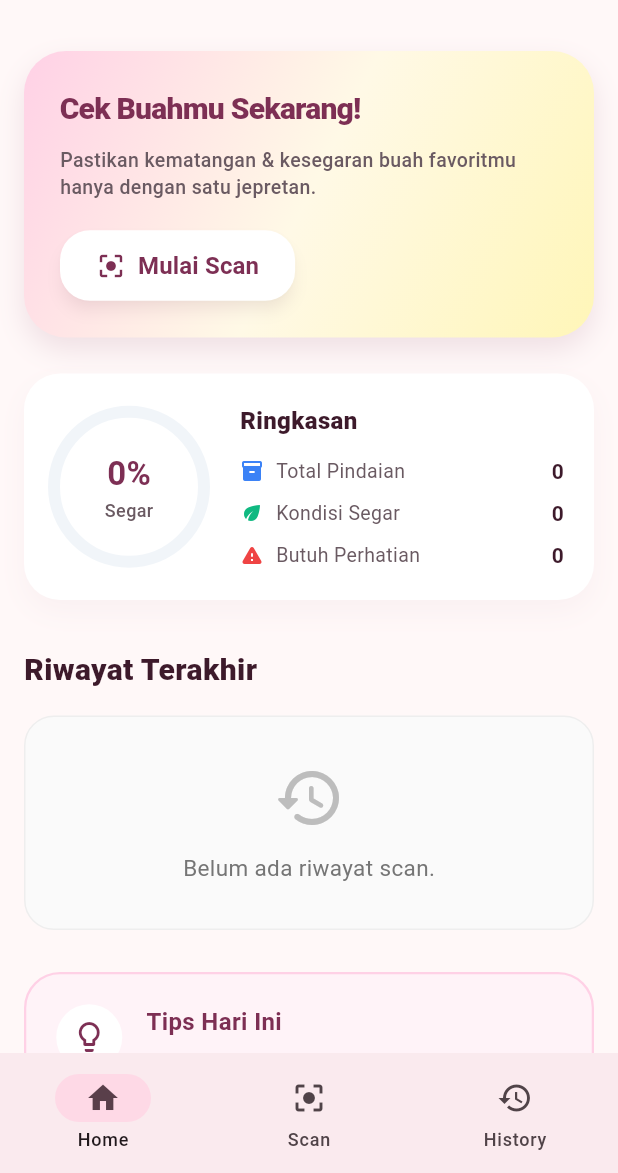
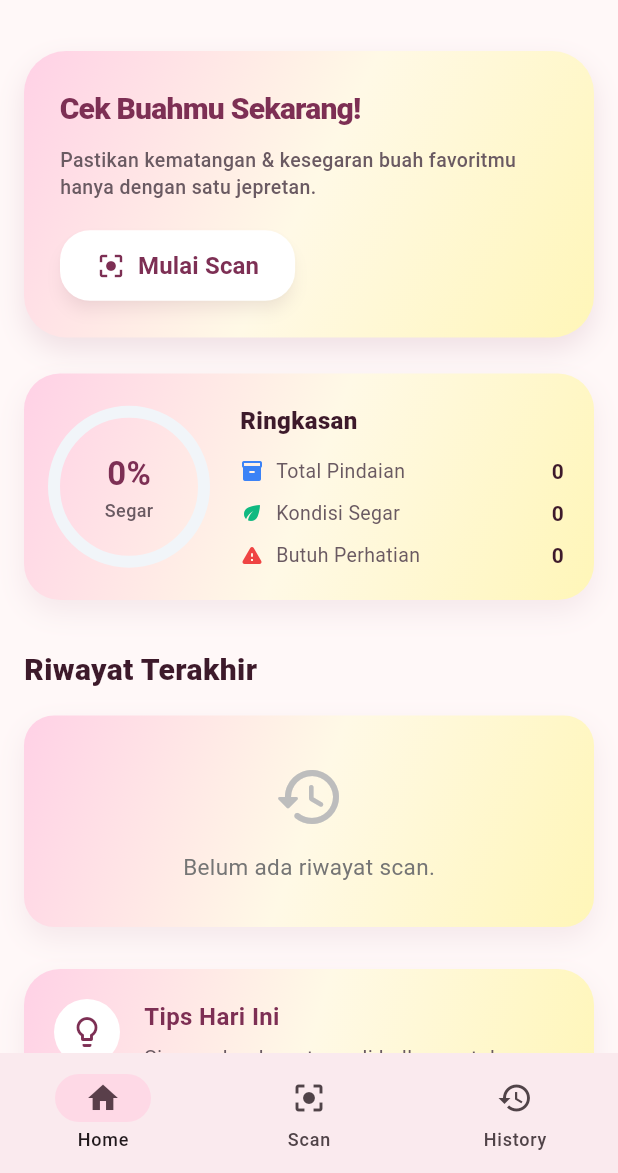
Before and after one commit to zahwanazalla16/FruiTell_PCD_A7, a Flutter app: the DashboardView screen opened directly, on a phone screen of 412 x 824 dp, the part 63-1236 px from its top. Run offline on Flutter 3.47's test engine with Material 3 defaults, Android fonts, the light colour scheme and no system bars; our stand-ins replace camera, flutter_dotenv, hive, hive_flutter, supabase_flutter; missing offline and left inert: tflite_flutter; accounts and stored records are empty; network calls fail.

Commit message:
feat: update kartu utama jadi warna pastel, buat slider kontras bisa disembunyikan, perbaiki alur back button ke home, ganti logo halaman, dan buat launcher icon baru

```diff
--- a/lib/views/dashboard_view.dart
+++ b/lib/views/dashboard_view.dart
@@ -22,11 +22,21 @@ class _DashboardViewState extends State<DashboardView> {
         onStartScan: () => setState(() => _selectedIndex = 1),
         onViewHistory: () => setState(() => _selectedIndex = 2),
       ),
-      const ScanView(),
+      ScanView(
+        onBack: () => setState(() => _selectedIndex = 0),
+      ),
       const HistoryView(),
     ];
 
-    return Scaffold(
+    return PopScope(
+      canPop: _selectedIndex == 0,
+      onPopInvokedWithResult: (didPop, result) {
+        if (didPop) return;
+        setState(() {
+          _selectedIndex = 0;
+        });
+      },
+      child: Scaffold(
         appBar: AppBar(
           title: const Text('FruityCheck'),
           actions: [
@@ -64,6 +74,7 @@ class _DashboardViewState extends State<DashboardView> {
             ),
           ],
         ),
+      ),
     );
   }
 }
--- a/lib/views/home_view.dart
+++ b/lib/views/home_view.dart
@@ -84,7 +84,7 @@ class HomeView extends StatelessWidget {
                   borderRadius: BorderRadius.circular(28),
                   boxShadow: [
                     BoxShadow(
-                      color: const Color(0xFF7D2F54).withOpacity(0.12),
+                      color: const Color(0xFF7D2F54).withValues(alpha: 0.12),
                       blurRadius: 15,
                       offset: const Offset(0, 8),
                     ),
@@ -119,7 +119,7 @@ class HomeView extends StatelessWidget {
                         backgroundColor: Colors.white,
                         foregroundColor: const Color(0xFF7D2F54),
                         elevation: 4,
-                        shadowColor: const Color(0xFF7D2F54).withOpacity(0.15),
+                        shadowColor: const Color(0xFF7D2F54).withValues(alpha: 0.15),
                         padding: const EdgeInsets.symmetric(
                           horizontal: 24,
                           vertical: 12,
@@ -147,11 +147,15 @@ class HomeView extends StatelessWidget {
               Container(
                 padding: const EdgeInsets.all(20),
                 decoration: BoxDecoration(
-                  color: Colors.white,
+                  gradient: const LinearGradient(
+                    colors: [Color(0xFFFFD1E6), Color(0xFFFFF9E6), Color(0xFFFFF6B8)],
+                    begin: Alignment.topLeft,
+                    end: Alignment.bottomRight,
+                  ),
                   borderRadius: BorderRadius.circular(24),
                   boxShadow: [
                     BoxShadow(
-                      color: const Color(0xFF7D2F54).withOpacity(0.04),
+                      color: const Color(0xFF7D2F54).withValues(alpha: 0.08),
                       blurRadius: 15,
                       offset: const Offset(0, 8),
                     ),
@@ -286,9 +290,19 @@ class HomeView extends StatelessWidget {
                   width: double.infinity,
                   padding: const EdgeInsets.symmetric(vertical: 30),
                   decoration: BoxDecoration(
-                    color: Colors.grey.shade50,
+                    gradient: const LinearGradient(
+                      colors: [Color(0xFFFFD1E6), Color(0xFFFFF9E6), Color(0xFFFFF6B8)],
+                      begin: Alignment.topLeft,
+                      end: Alignment.bottomRight,
+                    ),
                     borderRadius: BorderRadius.circular(20),
-                    border: Border.all(color: Colors.grey.shade200),
+                    boxShadow: [
+                      BoxShadow(
+                        color: const Color(0xFF7D2F54).withValues(alpha: 0.08),
+                        blurRadius: 15,
+                        offset: const Offset(0, 8),
+                      ),
+                    ],
                   ),
                   child: Column(
                     children: [
@@ -417,9 +431,19 @@ class HomeView extends StatelessWidget {
                 width: double.infinity,
                 padding: const EdgeInsets.all(20),
                 decoration: BoxDecoration(
-                  color: const Color(0xFFFFF3F8),
+                  gradient: const LinearGradient(
+                    colors: [Color(0xFFFFD1E6), Color(0xFFFFF9E6), Color(0xFFFFF6B8)],
+                    begin: Alignment.topLeft,
+                    end: Alignment.bottomRight,
+                  ),
                   borderRadius: BorderRadius.circular(24),
-                  border: Border.all(color: const Color(0xFFFFD1E6), width: 1.5),
+                  boxShadow: [
+                    BoxShadow(
+                      color: const Color(0xFF7D2F54).withValues(alpha: 0.08),
+                      blurRadius: 15,
+                      offset: const Offset(0, 8),
+                    ),
+                  ],
                 ),
                 child: Row(
                   crossAxisAlignment: CrossAxisAlignment.start,
--- a/pubspec.yaml
+++ b/pubspec.yaml
@@ -59,6 +59,7 @@ dev_dependencies:
 
   hive_generator: ^2.0.1
   build_runner: ^2.4.8
+  flutter_launcher_icons: ^0.13.1
 
 # For information on the generic Dart part of this file, see the
 # following page: https://dart.dev/tools/pub/pubspec
@@ -108,3 +109,8 @@ flutter:
   #
   # For details regarding fonts from package dependencies,
   # see https://flutter.dev/to/font-from-package
+
+flutter_launcher_icons:
+  android: "launcher_icon"
+  ios: true
+  image_path: "assets/images/LogoFruiTell.png"
```
Also changed, not shown: lib/views/login_view.dart (+6 -28 lines), lib/views/onboarding_view.dart (+6 -28 lines), lib/views/register_view.dart (+6 -28 lines), lib/views/scan_view.dart (+49 -18 lines), pubspec.lock, 30 other files. Lines whose indentation alone changed are shown as unchanged.
